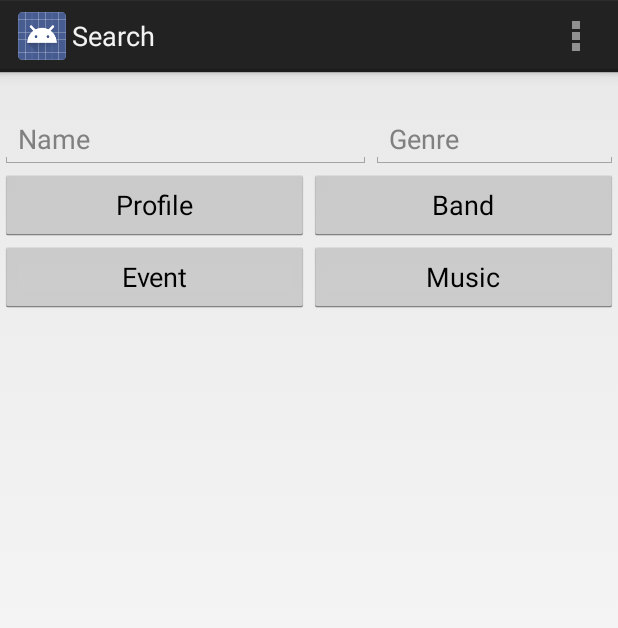
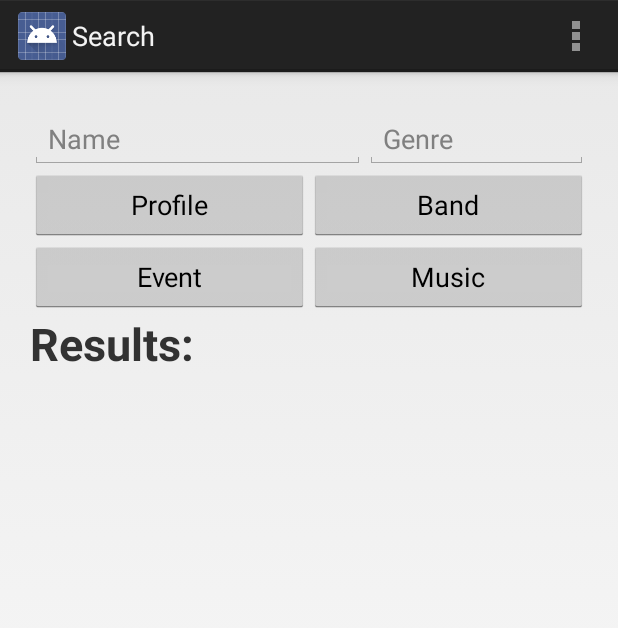
Before and after one commit to mojooo13/BandIT_v1, an Android app: the SearchActivity screen opened directly, with no data from a screen before it, on a phone screen of 412 x 824 dp. Shown: the top 628 px of the screen. Run offline under Robolectric (Android 15) with nearby library versions, the phone set to English and light mode, and no system bars.

Commit message:
LayoutIimprovement

```diff
--- a/app/src/main/res/layout/activity_search.xml
+++ b/app/src/main/res/layout/activity_search.xml
@@ -1,6 +1,10 @@
 <?xml version="1.0" encoding="utf-8"?>
 
+
+
 <LinearLayout
+    android:paddingLeft="20dp"
+    android:paddingRight="20dp"
     android:paddingTop="25dp"
     xmlns:android="http://schemas.android.com/apk/res/android"
     android:layout_width="fill_parent"
@@ -76,5 +80,23 @@
 
     </LinearLayout>
 
+    <TextView
+        android:textStyle="bold"
+        android:paddingBottom="15dp"
+        android:textSize="30dp"
+        android:text="Results:"
+        android:layout_width="fill_parent"
+        android:layout_height="wrap_content" />
+
+
+    <ListView
+        android:id="@+id/bandListView"
+        android:layout_width="fill_parent"
+        android:layout_height="wrap_content"
+        android:layout_weight="1"
+        android:layout_below="@+id/SearchResult"
+        android:layout_alignParentLeft="true"
+        android:layout_alignParentStart="true" />
+
 
 </LinearLayout>
```
Lines whose indentation alone changed are shown as unchanged.
